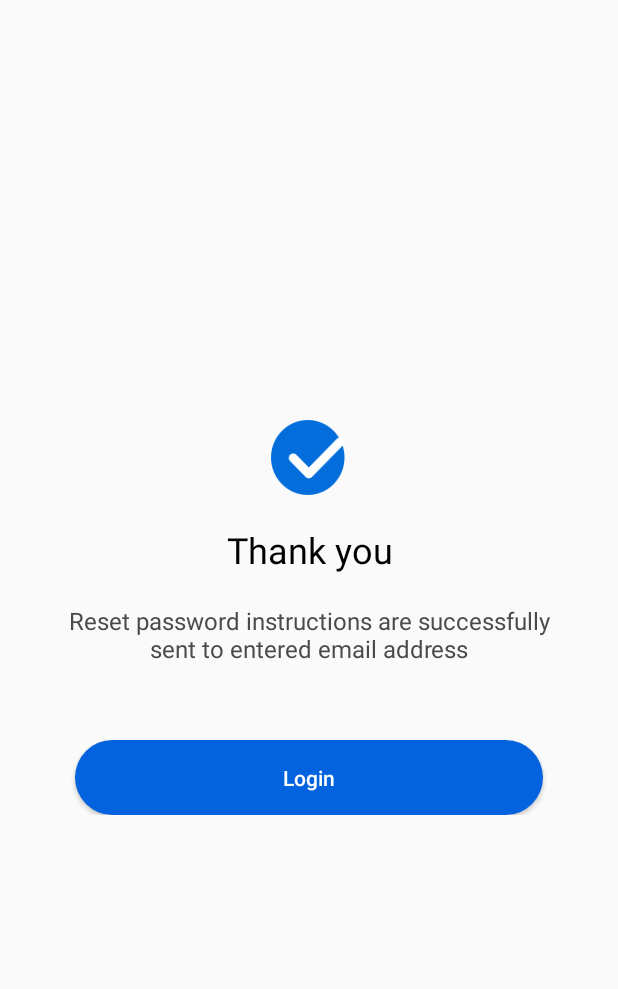
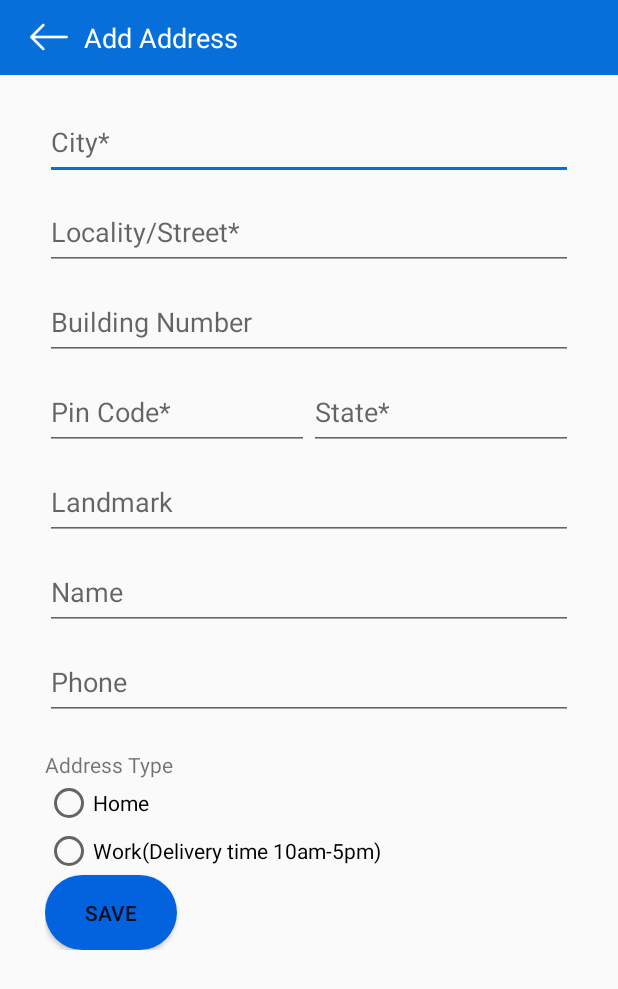
Before and after one commit to gagan043/VideoCart, an Android app: the AddAddressActivity screen opened directly, with no data from a screen before it, on a phone screen of 412 x 824 dp. Shown: the top 989 px of the screen. Run offline under Robolectric (Android 15) with nearby library versions, the light colour scheme and no system bars.

Commit message:
Buyer five screens done

```diff
--- a/app/src/main/AndroidManifest.xml
+++ b/app/src/main/AndroidManifest.xml
@@ -23,7 +23,11 @@
         <activity android:name=".activity.ChangePswdActivity" />
         <activity android:name=".activity.PswdThanksActivity" />
         <activity android:name=".activity.SuccessActivity" />
-        <activity android:name=".activity.BuyerFeedbackActivity"></activity>
+        <activity android:name=".activity.BuyerFdbThankActivity" />
+        <activity android:name=".activity.BuyerSendFeedbackActivity" />
+        <activity android:name=".activity.BuyerShareActivity" />
+        <activity android:name=".activity.BuyerThanksOrderActivity" />
+        <activity android:name=".activity.AddAddressActivity"></activity>
     </application>
 
 </manifest>
--- a/app/src/main/java/com/admin/videocart/activity/BuyerFeedbackActivity.java
+++ b/app/src/main/java/com/admin/videocart/activity/AddAddressActivity.java
@@ -6,11 +6,11 @@ import android.os.Bundle;
 
 import com.admin.videocart.R;
 
-public class BuyerFeedbackActivity extends Activity {
+public class AddAddressActivity extends Activity {
 
     @Override
     protected void onCreate(Bundle savedInstanceState) {
         super.onCreate(savedInstanceState);
-        setContentView(R.layout.activity_buyer_feedback);
+        setContentView(R.layout.activity_add_address);
     }
 }
--- /dev/null
+++ b/app/src/main/res/layout/activity_add_address.xml
@@ -0,0 +1,215 @@
+<?xml version="1.0" encoding="utf-8"?>
+<RelativeLayout xmlns:android="http://schemas.android.com/apk/res/android"
+    xmlns:app="http://schemas.android.com/apk/res-auto"
+    xmlns:tools="http://schemas.android.com/tools"
+    android:layout_width="match_parent"
+    android:layout_height="match_parent"
+    tools:context=".activity.AddAddressActivity">
+
+    <RelativeLayout
+        android:id="@+id/rel1"
+        android:layout_width="match_parent"
+        android:layout_height="50dp"
+        android:background="@color/appcolor">
+
+        <ImageView
+            android:id="@+id/icon"
+            android:layout_width="25dp"
+            android:layout_height="25dp"
+            android:layout_alignParentLeft="true"
+            android:layout_marginLeft="20dp"
+            android:background="@drawable/backwhite"
+            android:layout_centerVertical="true" />
+
+        <TextView
+            android:layout_width="wrap_content"
+            android:layout_height="50dp"
+            android:layout_toRightOf="@+id/icon"
+            android:gravity="center"
+            android:textSize="18sp"
+            android:layout_marginLeft="10dp"
+            android:textColor="@color/white"
+            android:text="Add Address"/>
+
+    </RelativeLayout>
+
+    <ScrollView
+        android:layout_width="match_parent"
+        android:layout_height="wrap_content"
+        android:layout_below="@+id/rel1">
+
+    <RelativeLayout
+        android:id="@+id/rel2"
+        android:layout_width="match_parent"
+        android:layout_height="wrap_content"
+        android:layout_marginLeft="30dp"
+        android:layout_marginRight="30dp">
+
+        <RelativeLayout
+            android:id="@+id/rel_city"
+            android:layout_width="match_parent"
+            android:layout_marginTop="20dp"
+            android:layout_height="50dp">
+
+            <EditText
+                android:id="@+id/edt_city"
+                android:layout_width="match_parent"
+                android:layout_height="match_parent"
+                android:hint="City*"/>
+
+        </RelativeLayout>
+
+        <RelativeLayout
+            android:id="@+id/rel_locality"
+            android:layout_width="match_parent"
+            android:layout_marginTop="10dp"
+            android:layout_below="@+id/rel_city"
+            android:layout_height="50dp">
+
+            <EditText
+                android:id="@+id/edt_locality"
+                android:layout_width="match_parent"
+                android:layout_height="match_parent"
+                android:hint="Locality/Street*"/>
+
+        </RelativeLayout>
+
+        <RelativeLayout
+            android:id="@+id/rel_building"
+            android:layout_width="match_parent"
+            android:layout_marginTop="10dp"
+            android:layout_below="@+id/rel_locality"
+            android:layout_height="50dp">
+
+            <EditText
+                android:id="@+id/edt_building"
+                android:layout_width="match_parent"
+                android:layout_height="match_parent"
+                android:hint="Building Number"/>
+
+        </RelativeLayout>
+
+        <RelativeLayout
+            android:id="@+id/rel_pinstate"
+            android:layout_width="match_parent"
+            android:layout_marginTop="10dp"
+            android:layout_below="@+id/rel_building"
+            android:layout_height="50dp">
+
+            <LinearLayout
+                android:id="@+id/lin_pinstate"
+                android:layout_width="match_parent"
+                android:weightSum="2"
+                android:orientation="horizontal"
+                android:layout_height="50dp">
+
+            <EditText
+                android:id="@+id/edt_pin"
+                android:layout_width="match_parent"
+                android:layout_height="match_parent"
+                android:layout_weight="1"
+                android:hint="Pin Code*"/>
+
+            <EditText
+                android:id="@+id/edt_state"
+                android:layout_width="match_parent"
+                android:layout_weight="1"
+                android:layout_height="match_parent"
+                android:hint="State*"/>
+
+        </LinearLayout>
+        </RelativeLayout>
+
+        <RelativeLayout
+            android:id="@+id/rel_landmark"
+            android:layout_width="match_parent"
+            android:layout_marginTop="10dp"
+            android:layout_below="@+id/rel_pinstate"
+            android:layout_height="50dp">
+
+            <EditText
+                android:id="@+id/edt_landmark"
+                android:layout_width="match_parent"
+                android:layout_height="match_parent"
+                android:hint="Landmark"/>
+
+        </RelativeLayout>
+
+        <RelativeLayout
+            android:id="@+id/rel_name"
+            android:layout_width="match_parent"
+            android:layout_marginTop="10dp"
+            android:layout_below="@+id/rel_landmark"
+            android:layout_height="50dp">
+
+            <EditText
+                android:id="@+id/edt_name"
+                android:layout_width="match_parent"
+                android:layout_height="match_parent"
+                android:hint="Name"/>
+
+        </RelativeLayout>
+
+        <RelativeLayout
+            android:id="@+id/rel_phone"
+            android:layout_width="match_parent"
+            android:layout_marginTop="10dp"
+            android:layout_below="@+id/rel_name"
+            android:layout_height="50dp">
+
+            <EditText
+                android:id="@+id/edt_phone"
+                android:layout_width="match_parent"
+                android:layout_height="match_parent"
+                android:hint="Phone"/>
+
+        </RelativeLayout>
+
+        <TextView
+            android:id="@+id/txt_type"
+            android:layout_width="wrap_content"
+            android:layout_height="wrap_content"
+            android:layout_below="@id/rel_phone"
+            android:layout_marginTop="20dp"
+            android:text="Address Type"/>
+
+        <LinearLayout
+            android:id="@+id/lin_type"
+            android:layout_width="wrap_content"
+            android:layout_height="wrap_content"
+            android:layout_below="@+id/txt_type"
+            android:orientation="vertical">
+
+            <RadioGroup
+                android:layout_width="wrap_content"
+                android:layout_height="wrap_content">
+                <RadioButton
+                    android:id="@+id/rb_home"
+                    android:layout_width="wrap_content"
+                    android:layout_height="wrap_content"
+                    android:textColor="@color/black"
+                    android:text="Home"/>
+
+                <RadioButton
+                    android:id="@+id/rb_office"
+                    android:layout_width="wrap_content"
+                    android:layout_height="wrap_content"
+                    android:textColor="@color/black"
+                    android:text="Work(Delivery time 10am-5pm)"/>
+            </RadioGroup>
+        </LinearLayout>
+
+        <Button
+            android:id="@+id/bt_save"
+            android:layout_width="wrap_content"
+            android:layout_height="50dp"
+            android:background="@drawable/signin_button_bkg"
+            android:text="SAVE"
+            android:textAllCaps="false"
+            android:layout_below="@+id/lin_type"/>
+
+    </RelativeLayout>
+
+    </ScrollView>
+
+</RelativeLayout>
--- a/app/src/main/res/layout/activity_buyer_feedback.xml
+++ b/app/src/main/res/layout/activity_buyer_fdb_thank.xml
@@ -4,7 +4,7 @@
     xmlns:tools="http://schemas.android.com/tools"
     android:layout_width="match_parent"
     android:layout_height="match_parent"
-    tools:context=".activity.BuyerFeedbackActivity">
+    tools:context=".activity.BuyerFdbThankActivity">
     <RelativeLayout
         android:layout_width="match_parent"
         android:layout_height="wrap_content"
@@ -41,19 +41,19 @@
             android:textColor="@color/gray"
             android:textSize="16sp"
             android:gravity="center"
-            android:text="@string/successtext" />
+            android:text="@string/buyertext" />
 
         <Button
             android:id="@+id/btn_keepsignin"
             android:layout_width="match_parent"
             android:layout_height="50dp"
-            android:background="@drawable/signin_button_bkg"
+            android:background="@drawable/blue_cornerline_bkg"
             android:layout_below="@+id/txt_second"
-            android:text="Login"
-            android:layout_marginRight="20dp"
-            android:layout_marginLeft="20dp"
+            android:text="Close"
+            android:layout_marginRight="60dp"
+            android:layout_marginLeft="60dp"
             android:textAllCaps="false"
-            android:textColor="@color/white"
+            android:textColor="@color/blue"
             android:layout_marginTop="50dp"/>
 
     </RelativeLayout>
--- a/app/src/main/res/values/colors.xml
+++ b/app/src/main/res/values/colors.xml
@@ -10,4 +10,5 @@
     <color name="fbblue">#374F7D</color>
     <color name="blue">#0363DE</color>
     <color name="gray">#4A4A4A</color>
+    <color name="lightgray">#F0F0F0</color>
 </resources>
```
Also changed, not shown: app/src/main/java/com/admin/videocart/activity/BuyerFdbThankActivity.java (added, +15 -0 lines), app/src/main/java/com/admin/videocart/activity/BuyerSendFeedbackActivity.java (added, +16 -0 lines), app/src/main/java/com/admin/videocart/activity/BuyerShareActivity.java (added, +16 -0 lines), app/src/main/java/com/admin/videocart/activity/BuyerThanksOrderActivity.java (added, +16 -0 lines), app/src/main/res/drawable/blue_cornerline_bkg.xml (added, +9 -0 lines), app/src/main/res/drawable/edtfeedbackbkg.xml (added, +9 -0 lines), app/src/main/res/layout/activity_buyer_send_feedback.xml (added, +83 -0 lines), app/src/main/res/layout/activity_buyer_share.xml (added, +94 -0 lines), app/src/main/res/layout/activity_buyer_thanks_order.xml (added, +69 -0 lines), app/src/main/res/values/strings.xml (+14 -0 lines), app/src/main/res/drawable-hdpi/cross.png (added), app/src/main/res/drawable-mdpi/cross.png (added), app/src/main/res/drawable-xhdpi/cross.png (added), app/src/main/res/drawable-xxhdpi/cross.png (added), 1 more files.
